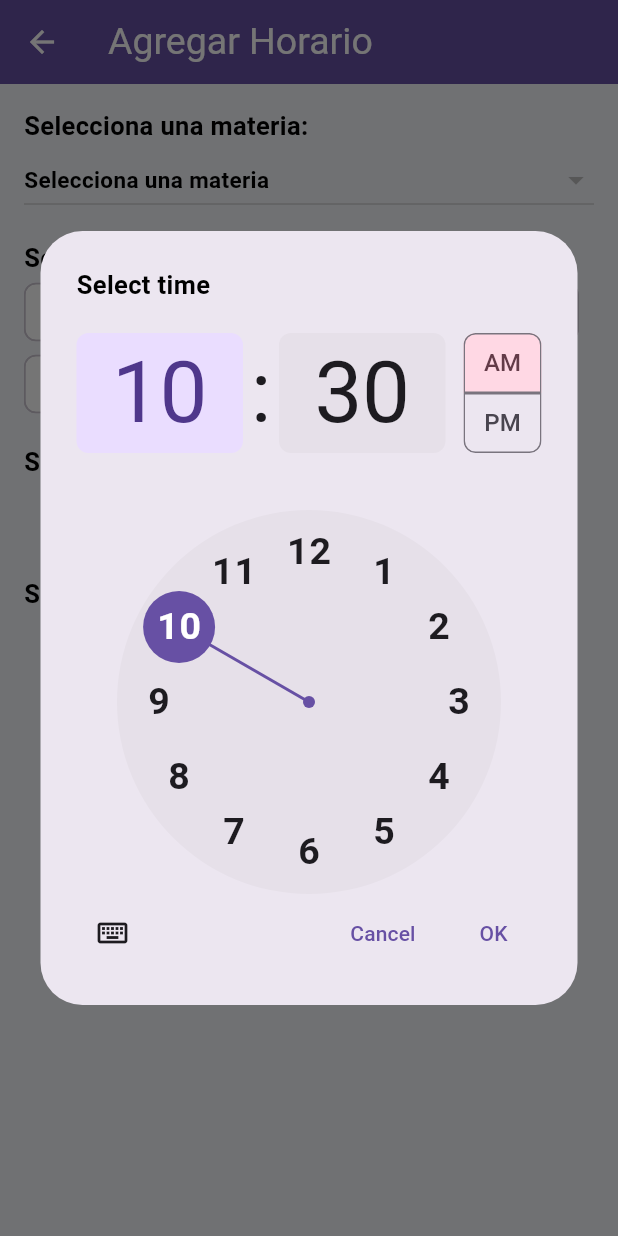
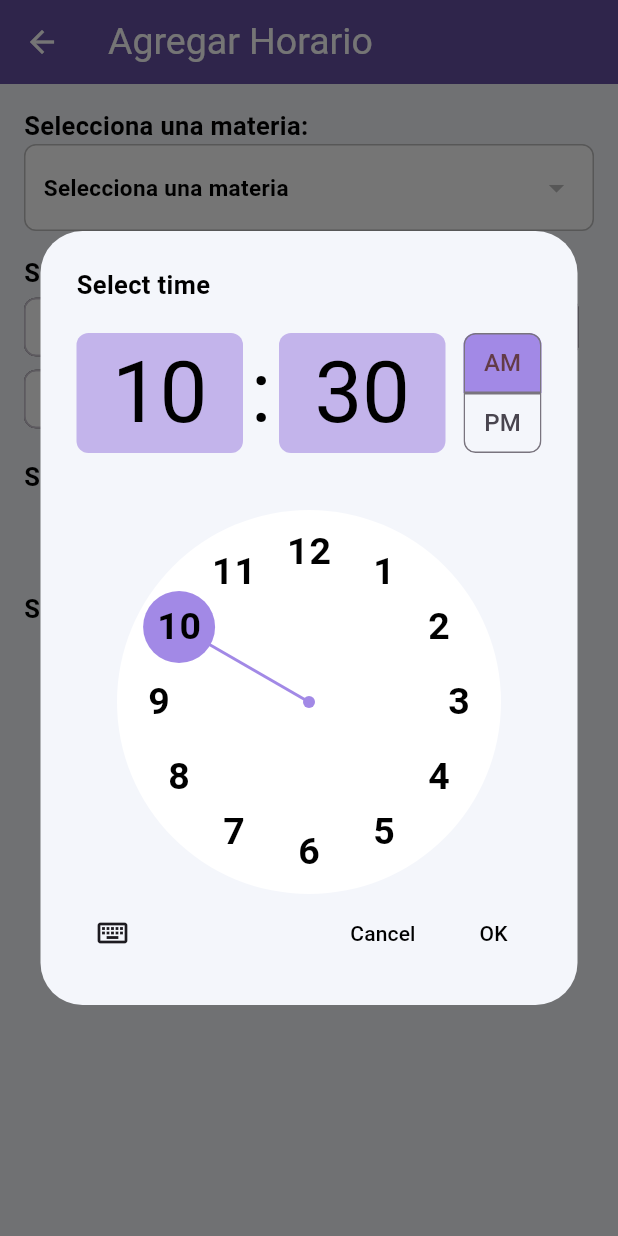
Before and after one commit to srYisu/agenda_escolar, a Flutter app: the FormularioHorario screen opened directly with empty values, after a tap on "Seleccionar hora de inicio", on a phone screen of 412 x 824 dp. Run offline on Flutter 3.47's test engine with Material 3 defaults, Android fonts, the phone set to English and light mode, and no system bars; our stand-ins replace flutter_colorpicker, hive, hive_flutter, table_calendar; accounts and stored records are empty.

Commit message:
con madres todo, falta decoración en elegir fecha

```diff
--- a/lib/screen/movil/pantallInicio.dart
+++ b/lib/screen/movil/pantallInicio.dart
@@ -50,6 +50,7 @@ class _PantallinicioState extends State<Pantallinicio> {
     final isDarkMode = !MyApp.isDarkModeNotifier.value;
     MyApp.isDarkModeNotifier.value = isDarkMode;
     await _configuracionController.actualizarModoOscuro(isDarkMode);
+    print('Modo oscuro actualizado: $isDarkMode');
   },
 ),
         ],
--- a/lib/src/botonAgregarHorario.dart
+++ b/lib/src/botonAgregarHorario.dart
@@ -1,3 +1,7 @@
+import 'dart:ffi';
+
+import 'package:agenda_escolar/main.dart';
+import 'package:agenda_escolar/src/colores.dart';
 import 'package:flutter/material.dart';
 import 'package:agenda_escolar/data/materiasController.dart';
 import 'package:agenda_escolar/data/horariosController.dart';
@@ -26,6 +30,7 @@ class _FormularioHorarioState extends State<FormularioHorario> {
   List<String> _diasSeleccionados = [];
   DateTime? _horaInicio;
   DateTime? _horaFin;
+
 
   final List<String> _diasSemana = [
     "Lunes",
@@ -83,13 +88,22 @@ class _FormularioHorarioState extends State<FormularioHorario> {
               "Selecciona una materia:",
               style: Theme.of(context).textTheme.bodyMedium,
             ),
-            DropdownButton<String>(
+            Container(
+  padding: const EdgeInsets.symmetric(horizontal: 12, vertical: 4),
+  decoration: BoxDecoration(
+    color: Theme.of(context).cardColor, // Cambia este color según lo que necesites
+    borderRadius: BorderRadius.circular(8),
+    border: Border.all(color: Colors.grey.shade400), // Opcional: borde para simular el OutlineInputBorder
+  ),
+  child: DropdownButton<String>(
     value: _materiaSeleccionada,
     hint: Text(
       "Selecciona una materia",
       style: Theme.of(context).primaryTextTheme.bodyMedium,
     ),
     isExpanded: true,
+    underline: const SizedBox(), // Elimina la línea por defecto debajo del dropdown
+    dropdownColor: Theme.of(context).cardColor, // Fondo del menú desplegable
     items: materias.map((materia) {
       return DropdownMenuItem<String>(
         value: materia.nombreMateria,
@@ -104,6 +118,7 @@ class _FormularioHorarioState extends State<FormularioHorario> {
         _materiaSeleccionada = value;
       });
     },
+  ),
 ),
             const SizedBox(height: 16),
             Text(
@@ -145,6 +160,19 @@ class _FormularioHorarioState extends State<FormularioHorario> {
                   initialTime: _horaInicio != null
                       ? TimeOfDay.fromDateTime(_horaInicio!)
                       : TimeOfDay.now(),
+                      builder: (BuildContext context, Widget? child) {
+    final theme = Theme.of(context); // ← Usa el tema actual (oscuro o claro)
+    return Theme(
+      data: Theme.of(context).copyWith(
+        textButtonTheme: TextButtonThemeData(
+          style: TextButton.styleFrom(
+            foregroundColor: theme.canvasColor, //psihsi botoncitos de abajo
+          ),
+        ),
+      ),
+      child: child!,
+    );
+  },
                 );
                 if (hora != null) {
                   setState(() {
@@ -162,7 +190,7 @@ class _FormularioHorarioState extends State<FormularioHorario> {
                 _horaInicio != null
                     ? "Hora de inicio: ${_formatHora(_horaInicio!)}"
                     : "Seleccionar hora de inicio",
-                style: Theme.of(context).primaryTextTheme.bodyMedium,
+                style: TextStyle(color: const Color.fromARGB(255, 174, 154, 230), fontSize: 15),
               ),
             ),
             const SizedBox(height: 16),
@@ -177,6 +205,19 @@ class _FormularioHorarioState extends State<FormularioHorario> {
                   initialTime: _horaFin != null
                       ? TimeOfDay.fromDateTime(_horaFin!)
                       : TimeOfDay.now(),
+  builder: (BuildContext context, Widget? child) {
+    final theme = Theme.of(context); // ← Usa el tema actual (oscuro o claro)
+    return Theme(
+      data: Theme.of(context).copyWith(
+        textButtonTheme: TextButtonThemeData(
+          style: TextButton.styleFrom(
+            foregroundColor: theme.canvasColor, //psihsi botoncitos de abajo
+          ),
+        ),
+      ),
+      child: child!,
+    );
+  },
                 );
                 if (hora != null) {
                   setState(() {
@@ -194,7 +235,7 @@ class _FormularioHorarioState extends State<FormularioHorario> {
                 _horaFin != null
                     ? "Hora de fin: ${_formatHora(_horaFin!)}"
                     : "Seleccionar hora de fin",
-                style: Theme.of(context).primaryTextTheme.bodyMedium,
+                style: TextStyle(color: const Color.fromARGB(255, 174, 154, 230), fontSize: 15),
               ),
             ),
             const SizedBox(height: 24),
--- a/lib/src/colores.dart
+++ b/lib/src/colores.dart
@@ -17,11 +17,21 @@ class AppColors {
       bodyMedium: TextStyle(color: Colors.black, fontSize: 15, fontWeight: FontWeight.w600),
       bodySmall: TextStyle(color: Colors.black54, fontSize: 14, fontWeight: FontWeight.w500),
     ),
-
+    canvasColor: Colors.black,
     bottomNavigationBarTheme: const BottomNavigationBarThemeData(
       backgroundColor: Colors.white,
       selectedItemColor: Colors.black,
       unselectedItemColor: Colors.black54,
+    ),
+
+    timePickerTheme: const TimePickerThemeData(
+          backgroundColor: Color(0xFFF4F6FB), //fono general
+          hourMinuteColor: Color.fromARGB(255, 195, 180, 235),
+          hourMinuteTextColor: Colors.black, //color de los numeros
+          dialBackgroundColor: Colors.white, //fundillo del reloj
+          dialHandColor: Color.fromARGB(255, 162, 137, 230), //color del circulito
+          dayPeriodColor: Color.fromARGB(255, 162, 137, 230), //la pendejea de amPM
+          dialTextColor: Colors.black, //color de los numeros del reloj
     ),
 
     iconTheme: const IconThemeData(color: Colors.black),
@@ -44,6 +54,19 @@ class AppColors {
       bodySmall: TextStyle(color: Colors.white70, fontSize: 14, fontWeight: FontWeight.w500),
     ),
 
+    timePickerTheme: const TimePickerThemeData(
+        backgroundColor: Color(0xFF121212), //fono general
+        hourMinuteTextColor: Colors.black, //color de los numeros
+        hourMinuteColor: Color.fromARGB(255, 173, 151, 233),
+        dialBackgroundColor: Color.fromARGB(255, 104, 103, 103), //fundillo del reloj
+        dialHandColor: Color.fromARGB(255, 173, 151, 233), //color del circulito
+        dayPeriodColor: Color.fromARGB(255, 173, 151, 233), //la pendejea de amPM
+        dialTextColor: Colors.black, //color de los numeros del reloj
+        entryModeIconColor: Colors.deepPurpleAccent,
+        dayPeriodTextColor: Colors.white, //color de la pendejea de amPM
+    ),
+
+    canvasColor: Colors.deepPurpleAccent,
     bottomNavigationBarTheme: const BottomNavigationBarThemeData(
       backgroundColor: Color(0xFF121212),
       selectedItemColor: Colors.white,
```
Also changed, not shown: lib/data/configuracionController.dart (+7 -2 lines), lib/main.dart (+14 -6 lines), lib/screen/movil/pantallaCalendario.dart (+30 -10 lines), lib/src/botonAgregarEventro.dart (+29 -8 lines). Lines whose indentation alone changed are shown as unchanged.
